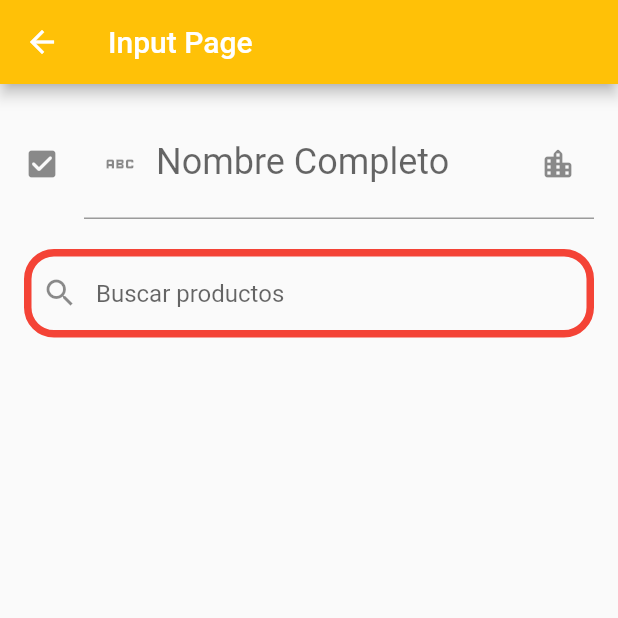
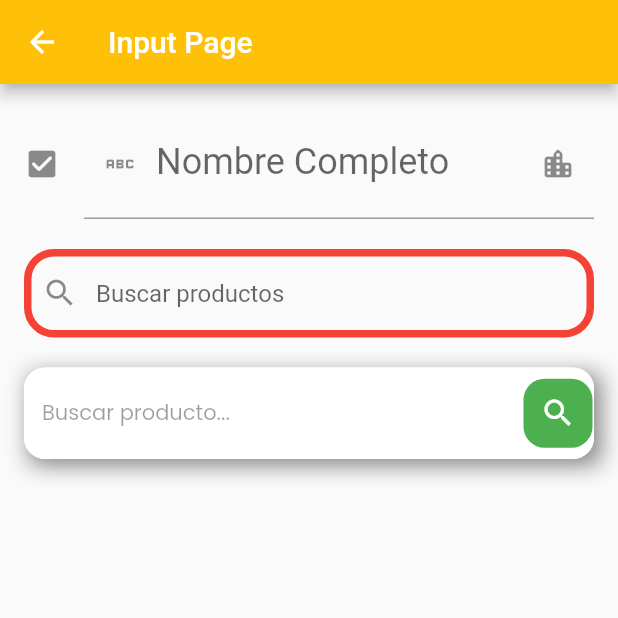
Before and after one commit to kasdeya78/app04_componentes-master, a Flutter app: the screen it shows after launch, after a tap on "Inputs", on a phone screen of 412 x 824 dp, the top half of it. Run offline on Flutter 3.47's test engine with Material 2 defaults, Android fonts, the phone set to English and light mode, and no system bars; our stand-ins replace google_fonts; network calls fail.

```diff
--- a/lib/pages/home_page.dart
+++ b/lib/pages/home_page.dart
@@ -2,6 +2,7 @@ import 'package:app04_componentes/pages/alert_page.dart';
 import 'package:app04_componentes/pages/avatar_page.dart';
 import 'package:app04_componentes/pages/card_page.dart';
 import 'package:app04_componentes/pages/input_page.dart';
+import 'package:app04_componentes/pages/selection_page.dart';
 import 'package:flutter/material.dart';
 import 'package:google_fonts/google_fonts.dart';
 
@@ -72,6 +73,10 @@ class HomePage extends StatelessWidget {
                 title: "Inputs",
                 toPage: InputPage(),
               ),
+              ItemComponentWidget(
+                title: "Selection",
+                toPage: SelectionPage(),
+              ),
             ],
           ),
         ),
--- a/lib/pages/input_page.dart
+++ b/lib/pages/input_page.dart
@@ -1,4 +1,5 @@
 import 'package:flutter/material.dart';
+import 'package:google_fonts/google_fonts.dart';
 
 class InputPage extends StatelessWidget {
   const InputPage({super.key});
@@ -58,6 +59,58 @@ class InputPage extends StatelessWidget {
                 print(value);
               },
             ),
+            SizedBox(
+              height: 20,
+            ),
+
+            //Textfield 3
+            Container(
+              decoration: BoxDecoration(
+                boxShadow: [
+                  BoxShadow(
+                    color: Colors.black.withOpacity(0.5),
+                    offset: Offset(4, 4),
+                    blurRadius: 12.0,
+                  ),
+                ],
+              ),
+              child: TextField(
+                decoration: InputDecoration(
+                  hintText: "Buscar producto...",
+                  hintStyle: GoogleFonts.poppins(
+                    fontSize: 14.0,
+                    color: Colors.black38,
+                  ),
+                  fillColor: Colors.white,
+                  filled: true,
+                  suffixIcon: Container(
+                    margin: EdgeInsets.all(1.0),
+                    decoration: BoxDecoration(
+                      color: Colors.green,
+                      borderRadius: BorderRadius.circular(14.0),
+                    ),
+                    child: Icon(
+                      Icons.search,
+                      color: Colors.white,
+                    ),
+                  ),
+                  enabledBorder: OutlineInputBorder(
+                    borderRadius: BorderRadius.circular(14.0),
+                    borderSide: BorderSide(
+                      width: 3,
+                      color: Colors.white,
+                    ),
+                  ),
+                  focusedBorder: OutlineInputBorder(
+                    borderRadius: BorderRadius.circular(14.0),
+                    borderSide: BorderSide(
+                      width: 3,
+                      color: Colors.white,
+                    ),
+                  ),
+                ),
+              ),
+            ),
           ],
         ),
       ),
```
Also changed, not shown: lib/pages/selection_page.dart (added, +44 -0 lines).
